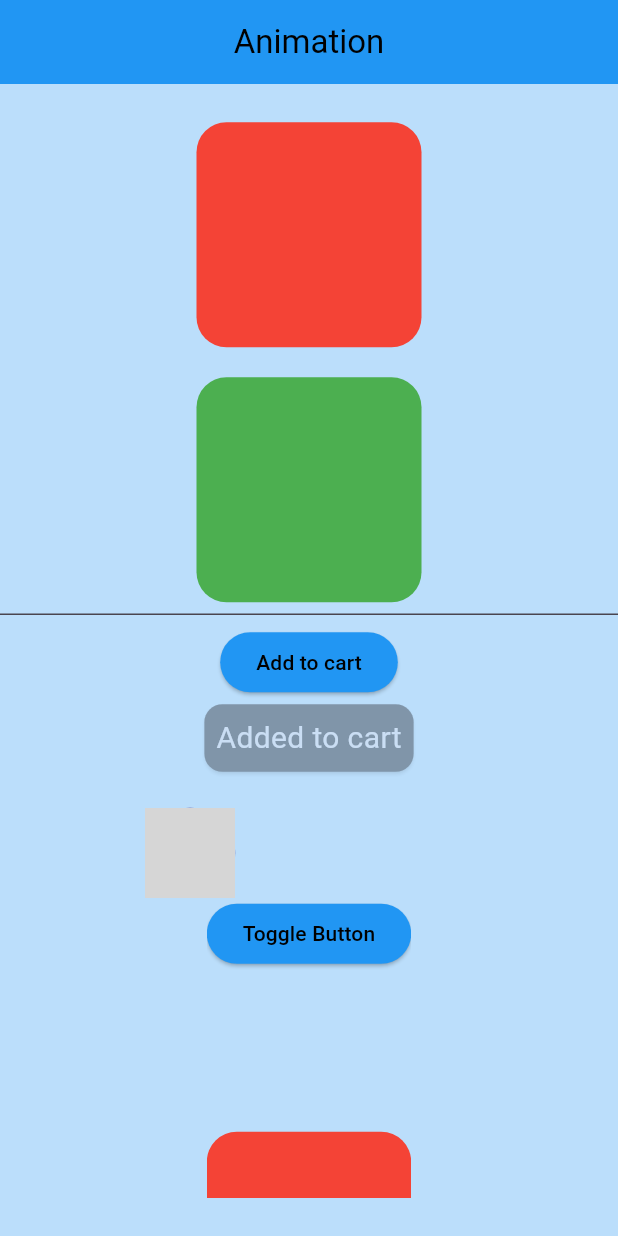
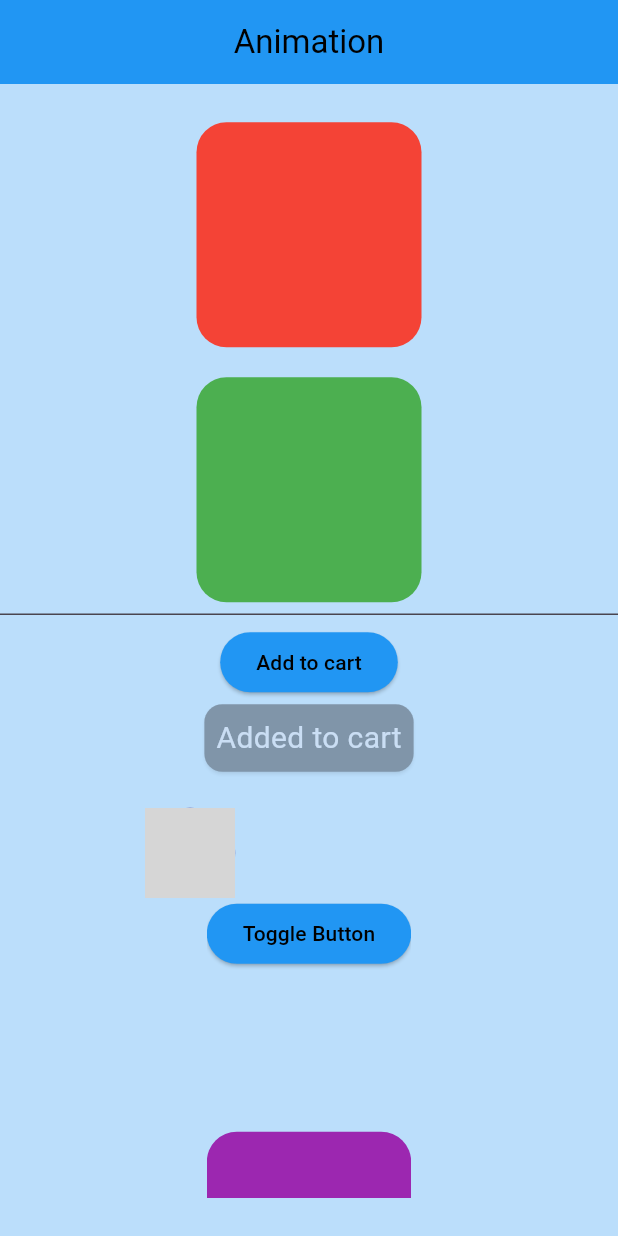
Before and after one commit to mdhasnat10/flutter_class, a Flutter app: the screen it shows after launch, after a tap on "Add to cart", on a phone screen of 412 x 824 dp. Run offline on Flutter 3.47's test engine with Material 3 defaults, Android fonts, the light colour scheme and no system bars; network calls fail; grey boxes are pictures that could not be loaded.

Commit message:
Animaion Color

```diff
--- a/lib/module_12/class_3/animation.dart
+++ b/lib/module_12/class_3/animation.dart
@@ -106,7 +106,7 @@ class _Module12Class3State extends State<Module12Class3> {
                       // width: 100,
                       decoration: BoxDecoration(
                         borderRadius: BorderRadius.circular(20),
-                        color: Colors.red,
+                        color: Colors.purple,
                       ),
                       alignment: Alignment.center,
                       child: Text('Test'),
```
